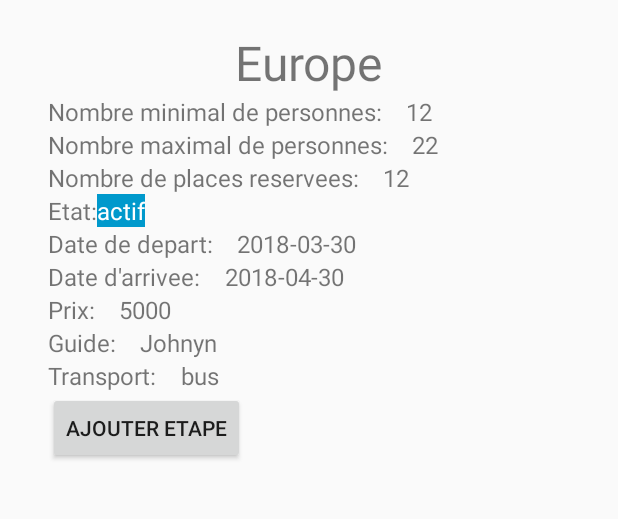
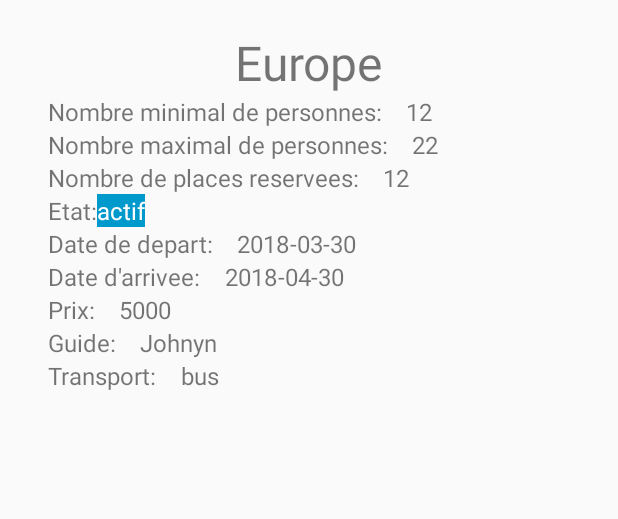
Before and after one commit to oglindalucian/tpmobilefinal, an Android app: the screen it shows after launch (MainActivity), on a phone screen of 412 x 824 dp, the part 480-999 px from its top. Run offline under Robolectric (Android 15) with nearby library versions, the phone set to English and light mode, and no system bars.

Commit message:
ajout et visual circ et etapes

```diff
--- a/ProjetCircuits/app/src/main/java/lucian/example/com/projetcircuits/CircuitAdapter.java
+++ b/ProjetCircuits/app/src/main/java/lucian/example/com/projetcircuits/CircuitAdapter.java
@@ -157,7 +157,7 @@ public class CircuitAdapter extends RecyclerView.Adapter <CircuitAdapter.Circuit
         TextView prixCircuit;
         TextView guide;
         TextView transport;
-        Button nouvelleEtape;
+      //  Button nouvelleEtape;
        // ListView listeEtapes;
 
         public CircuitViewHolder(View itemView) {
@@ -173,7 +173,7 @@ public class CircuitAdapter extends RecyclerView.Adapter <CircuitAdapter.Circuit
             prixCircuit = (TextView) itemView.findViewById(R.id.prixCircuit_text_view);
             guide = (TextView) itemView.findViewById(R.id.guide_text_view);
             transport = (TextView) itemView.findViewById(R.id.transport_text_view);
-            nouvelleEtape = (Button) itemView.findViewById(R.id.ajout_etape);
+          //  nouvelleEtape = (Button) itemView.findViewById(R.id.ajout_etape);
           //  listeEtapes = (ListView)itemView.findViewById(R.id.listEtapes);
 
             //remplirListeEtapes();
--- a/ProjetCircuits/app/src/main/java/lucian/example/com/projetcircuits/EtapesAdapter.java
+++ b/ProjetCircuits/app/src/main/java/lucian/example/com/projetcircuits/EtapesAdapter.java
@@ -96,7 +96,7 @@ public class EtapesAdapter extends RecyclerView.Adapter <EtapesAdapter.EtapeView
         TextView dateDepart;
         ImageView photo;
         TextView description;
-        Button nouvelleEtape;
+      //  Button nouvelleEtape;
         // ListView listeEtapes;
 
         public EtapeViewHolder(View itemView) {
@@ -108,7 +108,7 @@ public class EtapesAdapter extends RecyclerView.Adapter <EtapesAdapter.EtapeView
             dateDepart = (TextView) itemView.findViewById(R.id.depart_text_view);
             photo = (ImageView) itemView.findViewById(R.id.photoEtape);
             description = (TextView) itemView.findViewById(R.id.description_text_view);
-            nouvelleEtape = (Button) itemView.findViewById(R.id.ajout_etape);
+         //   nouvelleEtape = (Button) itemView.findViewById(R.id.ajout_etape);
             //  listeEtapes = (ListView)itemView.findViewById(R.id.listEtapes);
 
             //remplirListeEtapes();
--- a/ProjetCircuits/app/src/main/res/layout/element_circuit.xml
+++ b/ProjetCircuits/app/src/main/res/layout/element_circuit.xml
@@ -289,12 +289,6 @@
 
     </LinearLayout>
 
-    <Button
-        android:id="@+id/ajout_etape"
-        android:layout_height="wrap_content"
-        android:layout_width="wrap_content"
-        android:text="AJOUTER ETAPE"
-        android:layout_marginLeft="16dp"
-        android:layout_below="@id/Layout_transport"/>
+
 
 </RelativeLayout>
```
Also changed, not shown: ProjetCircuits/app/src/main/java/lucian/example/com/projetcircuits/AjouterEtape.java (+11 -1 lines), ProjetCircuits/app/src/main/java/lucian/example/com/projetcircuits/ListeEtapes.java (+15 -2 lines), ProjetCircuits/app/src/main/res/layout/element_etape.xml (+1 -7 lines).
